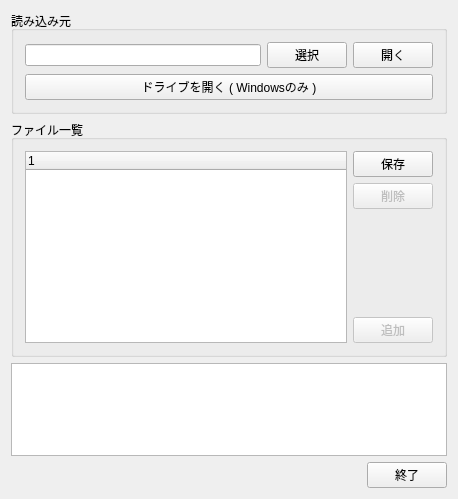
Before: the Qt Designer form widget.ui in futr/MicomFSReader, drawn with Qt 5.
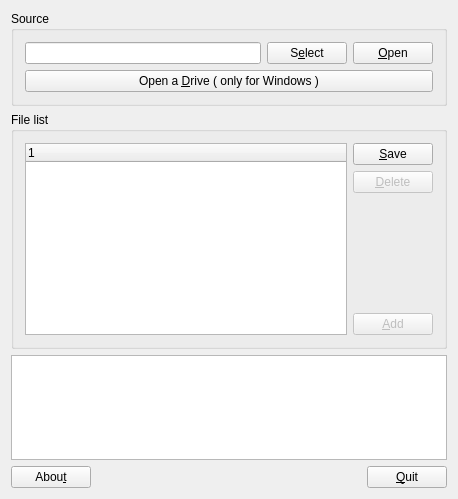
After: the same form once the commit is applied. Icons and pictures are not drawn.

Patch:
```diff
--- a/widget.ui
+++ b/widget.ui
@@ -17,7 +17,7 @@
    <item>
     <widget class="QGroupBox" name="groupBox">
      <property name="title">
-      <string>読み込み元</string>
+      <string>Source</string>
      </property>
      <layout class="QVBoxLayout" name="verticalLayout_3">
       <item>
@@ -28,14 +28,14 @@
         <item>
          <widget class="QPushButton" name="selectButton">
           <property name="text">
-           <string>選択</string>
+           <string>S&amp;elect</string>
           </property>
          </widget>
         </item>
         <item>
          <widget class="QPushButton" name="openButton">
           <property name="text">
-           <string>開く</string>
+           <string>&amp;Open</string>
           </property>
          </widget>
         </item>
@@ -44,7 +44,7 @@
       <item>
        <widget class="QPushButton" name="openDriveButton">
         <property name="text">
-         <string>ドライブを開く ( Windowsのみ )</string>
+         <string>Open a &amp;Drive ( only for Windows )</string>
         </property>
        </widget>
       </item>
@@ -60,7 +60,7 @@
       </sizepolicy>
      </property>
      <property name="title">
-      <string>ファイル一覧</string>
+      <string>File list</string>
      </property>
      <layout class="QHBoxLayout" name="horizontalLayout">
       <item>
@@ -80,7 +80,7 @@
         <item>
          <widget class="QPushButton" name="saveButton">
           <property name="text">
-           <string>保存</string>
+           <string>&amp;Save</string>
           </property>
          </widget>
         </item>
@@ -90,7 +90,7 @@
            <bool>false</bool>
           </property>
           <property name="text">
-           <string>削除</string>
+           <string>&amp;Delete</string>
           </property>
           <property name="flat">
            <bool>false</bool>
@@ -116,7 +116,7 @@
            <bool>false</bool>
           </property>
           <property name="text">
-           <string>追加</string>
+           <string>&amp;Add</string>
           </property>
           <property name="flat">
            <bool>false</bool>
@@ -149,6 +149,13 @@
    </item>
    <item>
     <layout class="QHBoxLayout" name="horizontalLayout_3">
+     <item>
+      <widget class="QPushButton" name="aboutButton">
+       <property name="text">
+        <string>Abou&amp;t</string>
+       </property>
+      </widget>
+     </item>
      <item>
       <spacer name="horizontalSpacer">
        <property name="orientation">
@@ -165,7 +172,7 @@
      <item>
       <widget class="QPushButton" name="closeButton">
        <property name="text">
-        <string>終了</string>
+        <string>&amp;Quit</string>
        </property>
       </widget>
      </item>
```
Left out of the diff: 8 changed lines with no effect on the pictures.
